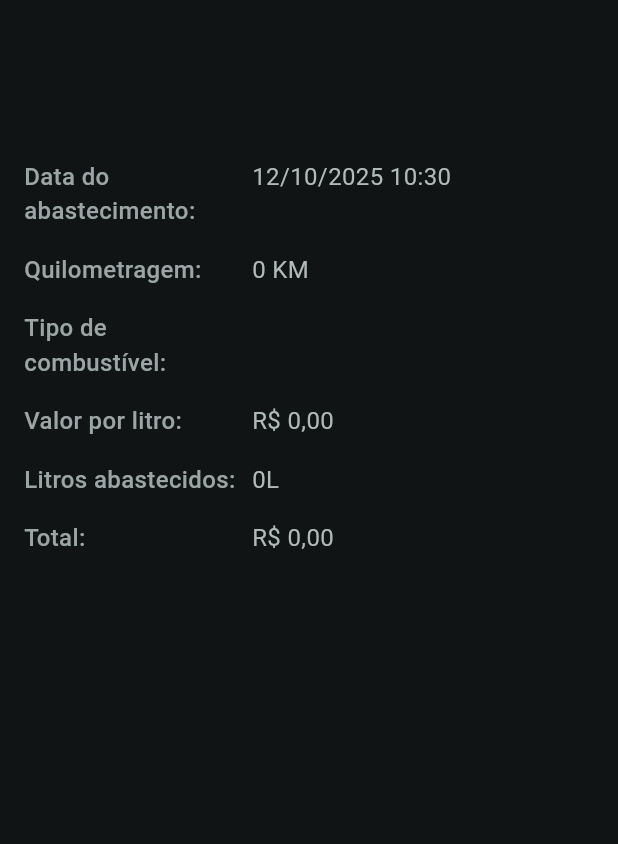
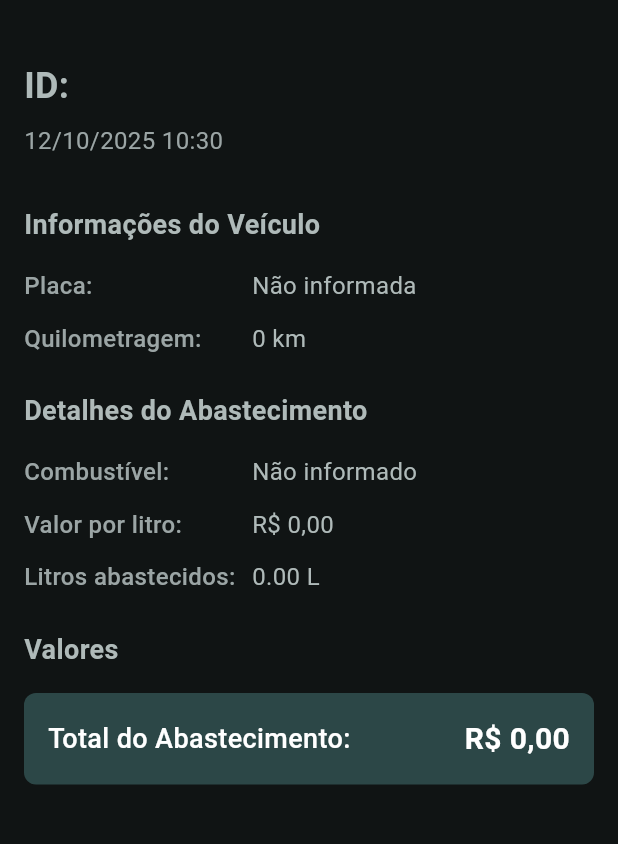
Before and after one commit to LaVitalle/simagestor_app, a Flutter app: the FuelDetailPage screen opened directly with empty values, on a phone screen of 412 x 824 dp, the part 96-940 px from its top. Run offline on Flutter 3.47's test engine with Material 3 defaults, Android fonts, the light colour scheme and no system bars; our stand-ins replace dio, sqflite, sqflite_common_ffi, sqflite_common_ffi_web; accounts and stored records are empty.

Commit message:
feat: implementa funcionalidades de combustÃ­vel e sincronizaÃ§Ã£o
- Adiciona pÃ¡ginas de combustÃ­vel (fuel_page, fuel_detail_page, new_fueling_page)
- Implementa serviÃ§os de API e sincronizaÃ§Ã£o para combustÃ­vel
- Atualiza banco de dados local com novas funcionalidades
- Melhora pÃ¡gina de login
- Adiciona changelog para controle de versÃµes

```diff
--- a/lib/screens/fuel_pages/fuel_detail_page.dart
+++ b/lib/screens/fuel_pages/fuel_detail_page.dart
@@ -70,13 +70,13 @@ class FuelDetailPage extends StatelessWidget {
 
             const SizedBox(height: 24),
 
-            // ID do registro
+            // Placa do veículo
             Padding(
               padding: const EdgeInsets.symmetric(horizontal: 16.0),
               child: Align(
                 alignment: Alignment.centerLeft,
                 child: Text(
-                  fuelRecord.id,
+                  fuelRecord.plate.isNotEmpty ? fuelRecord.plate : 'ID: ${fuelRecord.id}',
                   style: const TextStyle(
                     fontSize: 24,
                     fontWeight: FontWeight.bold,
@@ -86,60 +86,127 @@ class FuelDetailPage extends StatelessWidget {
               ),
             ),
 
+            const SizedBox(height: 8),
+
+            // Data e hora
+            Padding(
+              padding: const EdgeInsets.symmetric(horizontal: 16.0),
+              child: Align(
+                alignment: Alignment.centerLeft,
+                child: Text(
+                  _formatDate(fuelRecord.date),
+                  style: const TextStyle(
+                    fontSize: 16,
+                    color: AppColors.text,
+                    fontWeight: FontWeight.w400,
+                  ),
+                ),
+              ),
+            ),
+
             const SizedBox(height: 32),
 
             // Detalhes do abastecimento
             Expanded(
-              child: Padding(
+              child: SingleChildScrollView(
                 padding: const EdgeInsets.symmetric(horizontal: 16.0),
                 child: Column(
                   crossAxisAlignment: CrossAxisAlignment.start,
                   children: [
-                    _buildDetailRow(
-                      label: 'Data do abastecimento:',
-                      value: _formatDate(fuelRecord.date),
-                    ),
-
+                    // Seção: Informações do Veículo
+                    _buildSectionTitle('Informações do Veículo'),
                     const SizedBox(height: 16),
 
                     _buildDetailRow(
-                      label: 'Quilometragem:',
-                      value: '${fuelRecord.km} KM',
+                      label: 'Placa:',
+                      value: fuelRecord.plate.isNotEmpty ? fuelRecord.plate : 'Não informada',
                     ),
 
+                    const SizedBox(height: 12),
+
+                    _buildDetailRow(
+                      label: 'Quilometragem:',
+                      value: '${fuelRecord.km.toStringAsFixed(0)} km',
+                    ),
+
+                    const SizedBox(height: 24),
+
+                    // Seção: Detalhes do Abastecimento
+                    _buildSectionTitle('Detalhes do Abastecimento'),
                     const SizedBox(height: 16),
 
                     _buildDetailRow(
-                      label: 'Tipo de combustível:',
-                      value: fuelRecord.fuel,
+                      label: 'Combustível:',
+                      value: fuelRecord.fuel.isNotEmpty ? fuelRecord.fuel : 'Não informado',
                     ),
 
-                    const SizedBox(height: 16),
+                    const SizedBox(height: 12),
 
                     _buildDetailRow(
                       label: 'Valor por litro:',
                       value: _formatCurrency(fuelRecord.valuePerLiter),
                     ),
 
-                    const SizedBox(height: 16),
+                    const SizedBox(height: 12),
 
                     _buildDetailRow(
                       label: 'Litros abastecidos:',
-                      value: '${fuelRecord.liters.toStringAsFixed(0)}L',
+                      value: '${fuelRecord.liters.toStringAsFixed(2)} L',
                     ),
 
+                    const SizedBox(height: 24),
+
+                    // Seção: Valores
+                    _buildSectionTitle('Valores'),
                     const SizedBox(height: 16),
 
-                    _buildDetailRow(
-                      label: 'Total:',
-                      value: _formatCurrency(fuelRecord.total),
+                    Container(
+                      padding: const EdgeInsets.all(16),
+                      decoration: BoxDecoration(
+                        color: const Color(0xFF2C4747),
+                        borderRadius: BorderRadius.circular(8),
+                      ),
+                      child: Row(
+                        mainAxisAlignment: MainAxisAlignment.spaceBetween,
+                        children: [
+                          const Text(
+                            'Total do Abastecimento:',
+                            style: TextStyle(
+                              fontSize: 18,
+                              color: Colors.white,
+                              fontWeight: FontWeight.w500,
+                            ),
+                          ),
+                          Text(
+                            _formatCurrency(fuelRecord.total),
+                            style: const TextStyle(
+                              fontSize: 20,
+                              color: Colors.white,
+                              fontWeight: FontWeight.bold,
+                            ),
+                          ),
+                        ],
+                      ),
                     ),
+
+                    const SizedBox(height: 24), // Espaço extra no final
                   ],
                 ),
               ),
             ),
           ],
         ),
+      ),
+    );
+  }
+
+  Widget _buildSectionTitle(String title) {
+    return Text(
+      title,
+      style: const TextStyle(
+        fontSize: 18,
+        color: AppColors.title,
+        fontWeight: FontWeight.bold,
       ),
     );
   }
@@ -176,4 +243,5 @@ class FuelDetailPage extends StatelessWidget {
       ],
     );
   }
+
 }
--- a/lib/screens/login_page.dart
+++ b/lib/screens/login_page.dart
@@ -51,7 +51,7 @@ class _LoginPageState extends State<LoginPage> {
           'url_empresa': 'https://$company.simagestor.com.br/api',
           'data_expiracao': DateTime.now().add(Duration(seconds: 30)).toIso8601String(),
           'token': token,
-          'isAdmin': isAdmin,
+          'isAdmin': isAdmin ? 1 : 0,
         };
 
         ServiceLocalDatabase database = ServiceLocalDatabase.instance;
--- a/lib/services/service_local_database.dart
+++ b/lib/services/service_local_database.dart
@@ -87,6 +87,7 @@ class ServiceLocalDatabase {
     await db.execute('''
       CREATE TABLE abastecimento (
         id_abastecimento INTEGER PRIMARY KEY AUTOINCREMENT,
+        placa TEXT,
         data_hora TEXT NOT NULL,
         km REAL,
         combustivel TEXT,
@@ -109,6 +110,8 @@ class ServiceLocalDatabase {
           await _serviceSync.syncAllModel();
           return true;
         } else {
+          // Carregar configurações antes de enviar dados
+          await ServiceApi().loadConfigFromDatabase();
           await ServiceApi().postFormDataWithAuth(model.api, data);
           return true;
         }
@@ -366,8 +369,17 @@ class ServiceLocalDatabase {
   Future<int> insertAbastecimento(Map<String, dynamic> abastecimento) async {
     try {
       final db = await instance.database;
+
+      // Adicionar data/hora atual se não foi fornecida ou se está vazia
+      if (!abastecimento.containsKey('data_hora') ||
+          abastecimento['data_hora'] == null ||
+          abastecimento['data_hora'].toString().isEmpty) {
+        DateTime agora = DateTime.now();
+        abastecimento['data_hora'] = agora.toIso8601String();
+      }
+
       var asynced = await insertApiData(Model.combustivel, abastecimento);
-      abastecimento['sync'] = asynced;
+      abastecimento['sync'] = asynced ? 1 : 0;
       return await db.insert('abastecimento', abastecimento);
     } catch (e) {
       print('Erro ao inserir abastecimento: $e');
@@ -375,12 +387,16 @@ class ServiceLocalDatabase {
     }
   }
 
-  Future<List<Map<String, dynamic>>> getAllAbastecimentos() async {
+  Future<List<Map<String, dynamic>>> getLast5Abastecimentos() async {
     try {
       final db = await instance.database;
-      return await db.query('abastecimento');
+      return await db.query(
+        'abastecimento',
+        orderBy: 'id_abastecimento DESC',
+        limit: 5,
+      );
     } catch (e) {
-      print('Erro ao buscar todos os abastecimentos: $e');
+      print('Erro ao buscar os últimos 5 abastecimentos: $e');
       rethrow;
     }
   }
@@ -464,7 +480,7 @@ class ServiceLocalDatabase {
       return await db.query(
         tabela,
         where: 'sync = ? OR sync IS NULL',
-        whereArgs: [false],
+        whereArgs: [0],
       );
     } catch (e) {
       print('Erro ao buscar dados não sincronizados da tabela $tabela: $e');
@@ -477,7 +493,7 @@ class ServiceLocalDatabase {
       final db = await instance.database;
       return await db.update(
         tabela,
-        {'sync': true},
+        {'sync': 1},
         where: 'id_${tabela} = ?',
         whereArgs: [id],
       );
```
Also changed, not shown: lib/screens/fuel_pages/fuel_page.dart (+46 -56 lines), lib/screens/fuel_pages/new_fueling_page.dart (+27 -9 lines), lib/services/service_api.dart (+59 -0 lines), lib/services/service_sync.dart (+128 -4 lines), 1 other file.
